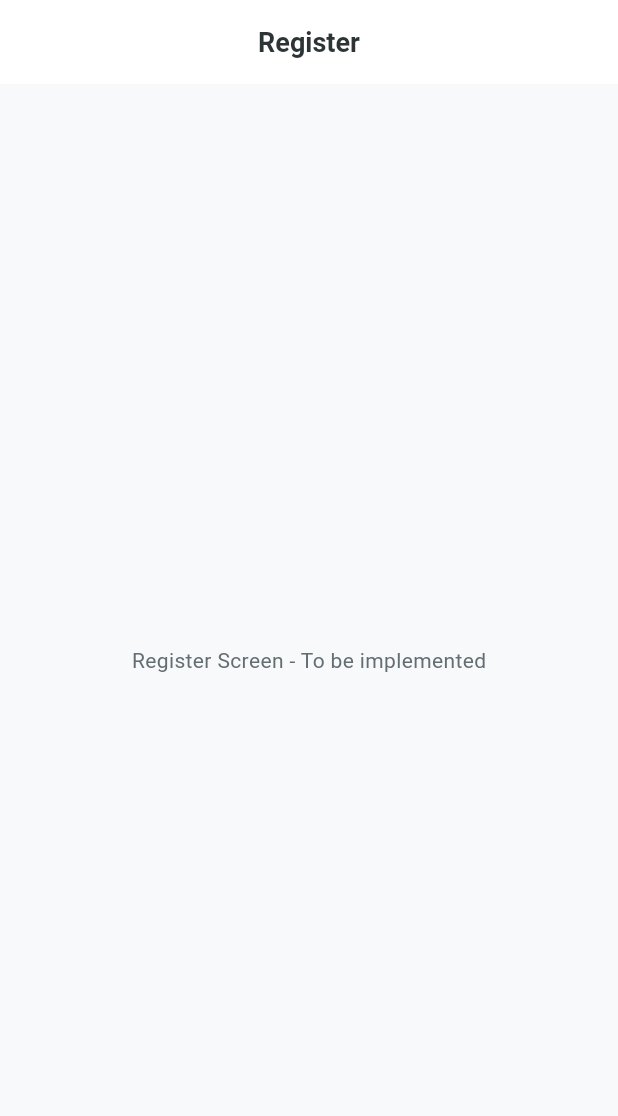
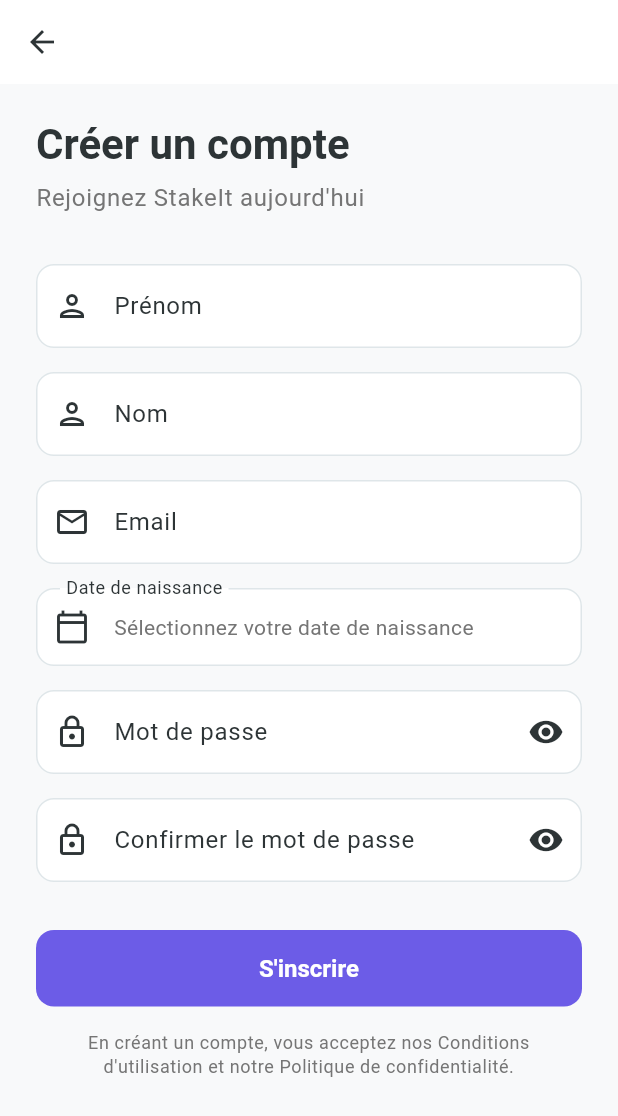
Before and after one commit to ahsina/StakeIt, a Flutter app: the RegisterScreen screen opened by its route, on a phone screen of 412 x 824 dp. Shown: the top 1116 px of the screen. Run offline on Flutter 3.47's test engine with Material 3 defaults, Android fonts, the phone set to English and light mode, and no system bars; our stand-ins replace dio, flutter_riverpod, flutter_secure_storage, freezed_annotation, go_router, logger and 1 more; accounts and stored records are empty; generated files the repository leaves out were written again.

Commit message:
Implement authentication screens with full validation
Add complete login and registration UI:
- SplashScreen with auto-navigation based on auth state
- LoginScreen with email/password form, validation, and error handling
- RegisterScreen with comprehensive registration form (first name,
  last name, email, date of birth with age validation 18+, password
  with strength requirements, confirm password)
- Form validation for all fields
- Loading states during API calls
- Error messages via SnackBar
- Password visibility toggles
- Date picker for birth date
- Proper navigation flow (splash -> login/register -> home)

All screens follow Material 3 design with custom theme and proper
French localization for user-facing text.

```diff
--- a/src/stakeit_mobile/lib/core/router/app_router.dart
+++ b/src/stakeit_mobile/lib/core/router/app_router.dart
@@ -1,6 +1,9 @@
 import 'package:flutter/material.dart';
 import 'package:go_router/go_router.dart';
 import 'package:flutter_riverpod/flutter_riverpod.dart';
+import '../../features/splash/presentation/splash_screen.dart';
+import '../../features/auth/presentation/login_screen.dart';
+import '../../features/auth/presentation/register_screen.dart';
 
 // Route paths
 class AppRoutes {
@@ -122,42 +125,7 @@ final routerProvider = Provider<GoRouter>((ref) {
   );
 });
 
-// Placeholder screens (will be implemented later)
-class SplashScreen extends StatelessWidget {
-  const SplashScreen({super.key});
-
-  @override
-  Widget build(BuildContext context) {
-    return const Scaffold(
-      body: Center(child: CircularProgressIndicator()),
-    );
-  }
-}
-
-class LoginScreen extends StatelessWidget {
-  const LoginScreen({super.key});
-
-  @override
-  Widget build(BuildContext context) {
-    return Scaffold(
-      appBar: AppBar(title: const Text('Login')),
-      body: const Center(child: Text('Login Screen - To be implemented')),
-    );
-  }
-}
-
-class RegisterScreen extends StatelessWidget {
-  const RegisterScreen({super.key});
-
-  @override
-  Widget build(BuildContext context) {
-    return Scaffold(
-      appBar: AppBar(title: const Text('Register')),
-      body: const Center(child: Text('Register Screen - To be implemented')),
-    );
-  }
-}
-
+// Placeholder screens (to be implemented)
 class HomeScreen extends StatelessWidget {
   const HomeScreen({super.key});
 
--- /dev/null
+++ b/src/stakeit_mobile/lib/features/auth/presentation/register_screen.dart
@@ -0,0 +1,298 @@
+import 'package:flutter/material.dart';
+import 'package:flutter_riverpod/flutter_riverpod.dart';
+import 'package:go_router/go_router.dart';
+import '../../../core/router/app_router.dart';
+import '../../../shared/models/user_model.dart';
+import '../data/providers/auth_provider.dart';
+
+class RegisterScreen extends ConsumerStatefulWidget {
+  const RegisterScreen({super.key});
+
+  @override
+  ConsumerState<RegisterScreen> createState() => _RegisterScreenState();
+}
+
+class _RegisterScreenState extends ConsumerState<RegisterScreen> {
+  final _formKey = GlobalKey<FormState>();
+  final _emailController = TextEditingController();
+  final _passwordController = TextEditingController();
+  final _confirmPasswordController = TextEditingController();
+  final _firstNameController = TextEditingController();
+  final _lastNameController = TextEditingController();
+  DateTime? _dateOfBirth;
+  bool _isPasswordVisible = false;
+  bool _isConfirmPasswordVisible = false;
+  bool _isLoading = false;
+
+  @override
+  void dispose() {
+    _emailController.dispose();
+    _passwordController.dispose();
+    _confirmPasswordController.dispose();
+    _firstNameController.dispose();
+    _lastNameController.dispose();
+    super.dispose();
+  }
+
+  Future<void> _selectDateOfBirth() async {
+    final now = DateTime.now();
+    final eighteenYearsAgo = DateTime(now.year - 18, now.month, now.day);
+
+    final date = await showDatePicker(
+      context: context,
+      initialDate: eighteenYearsAgo,
+      firstDate: DateTime(1900),
+      lastDate: eighteenYearsAgo,
+      helpText: 'Date de naissance',
+    );
+
+    if (date != null) {
+      setState(() {
+        _dateOfBirth = date;
+      });
+    }
+  }
+
+  Future<void> _handleRegister() async {
+    if (!_formKey.currentState!.validate()) {
+      return;
+    }
+
+    if (_dateOfBirth == null) {
+      ScaffoldMessenger.of(context).showSnackBar(
+        const SnackBar(
+          content: Text('Veuillez sélectionner votre date de naissance'),
+          backgroundColor: Colors.red,
+        ),
+      );
+      return;
+    }
+
+    setState(() => _isLoading = true);
+
+    try {
+      final request = RegisterRequest(
+        email: _emailController.text.trim(),
+        password: _passwordController.text,
+        firstName: _firstNameController.text.trim(),
+        lastName: _lastNameController.text.trim(),
+        dateOfBirth: _dateOfBirth!,
+      );
+
+      await ref.read(authProvider.notifier).register(request);
+
+      if (!mounted) return;
+
+      // Navigate to home on success
+      context.go(AppRoutes.home);
+    } catch (e) {
+      if (!mounted) return;
+
+      ScaffoldMessenger.of(context).showSnackBar(
+        SnackBar(
+          content: Text(e.toString().replaceAll('Exception: ', '')),
+          backgroundColor: Colors.red,
+        ),
+      );
+    } finally {
+      if (mounted) {
+        setState(() => _isLoading = false);
+      }
+    }
+  }
+
+  @override
+  Widget build(BuildContext context) {
+    return Scaffold(
+      appBar: AppBar(
+        leading: IconButton(
+          icon: const Icon(Icons.arrow_back),
+          onPressed: () => context.go(AppRoutes.login),
+        ),
+      ),
+      body: SafeArea(
+        child: SingleChildScrollView(
+          padding: const EdgeInsets.all(24),
+          child: Form(
+            key: _formKey,
+            child: Column(
+              crossAxisAlignment: CrossAxisAlignment.stretch,
+              children: [
+                // Title
+                Text(
+                  'Créer un compte',
+                  style: Theme.of(context).textTheme.displayMedium,
+                ),
+                const SizedBox(height: 8),
+                Text(
+                  'Rejoignez StakeIt aujourd\'hui',
+                  style: Theme.of(context).textTheme.bodyLarge?.copyWith(
+                        color: Colors.grey[600],
+                      ),
+                ),
+                const SizedBox(height: 32),
+                // First Name
+                TextFormField(
+                  controller: _firstNameController,
+                  decoration: const InputDecoration(
+                    labelText: 'Prénom',
+                    prefixIcon: Icon(Icons.person_outlined),
+                  ),
+                  validator: (value) {
+                    if (value == null || value.isEmpty) {
+                      return 'Veuillez entrer votre prénom';
+                    }
+                    return null;
+                  },
+                ),
+                const SizedBox(height: 16),
+                // Last Name
+                TextFormField(
+                  controller: _lastNameController,
+                  decoration: const InputDecoration(
+                    labelText: 'Nom',
+                    prefixIcon: Icon(Icons.person_outlined),
+                  ),
+                  validator: (value) {
+                    if (value == null || value.isEmpty) {
+                      return 'Veuillez entrer votre nom';
+                    }
+                    return null;
+                  },
+                ),
+                const SizedBox(height: 16),
+                // Email
+                TextFormField(
+                  controller: _emailController,
+                  keyboardType: TextInputType.emailAddress,
+                  decoration: const InputDecoration(
+                    labelText: 'Email',
+                    prefixIcon: Icon(Icons.email_outlined),
+                  ),
+                  validator: (value) {
+                    if (value == null || value.isEmpty) {
+                      return 'Veuillez entrer votre email';
+                    }
+                    if (!value.contains('@')) {
+                      return 'Email invalide';
+                    }
+                    return null;
+                  },
+                ),
+                const SizedBox(height: 16),
+                // Date of Birth
+                InkWell(
+                  onTap: _selectDateOfBirth,
+                  child: InputDecorator(
+                    decoration: const InputDecoration(
+                      labelText: 'Date de naissance',
+                      prefixIcon: Icon(Icons.calendar_today_outlined),
+                    ),
+                    child: Text(
+                      _dateOfBirth == null
+                          ? 'Sélectionnez votre date de naissance'
+                          : '${_dateOfBirth!.day}/${_dateOfBirth!.month}/${_dateOfBirth!.year}',
+                      style: _dateOfBirth == null
+                          ? TextStyle(color: Colors.grey[600])
+                          : null,
+                    ),
+                  ),
+                ),
+                const SizedBox(height: 16),
+                // Password
+                TextFormField(
+                  controller: _passwordController,
+                  obscureText: !_isPasswordVisible,
+                  decoration: InputDecoration(
+                    labelText: 'Mot de passe',
+                    prefixIcon: const Icon(Icons.lock_outlined),
+                    suffixIcon: IconButton(
+                      icon: Icon(
+                        _isPasswordVisible
+                            ? Icons.visibility_off
+                            : Icons.visibility,
+                      ),
+                      onPressed: () {
+                        setState(() {
+                          _isPasswordVisible = !_isPasswordVisible;
+                        });
+                      },
+                    ),
+                  ),
+                  validator: (value) {
+                    if (value == null || value.isEmpty) {
+                      return 'Veuillez entrer un mot de passe';
+                    }
+                    if (value.length < 8) {
+                      return 'Le mot de passe doit contenir au moins 8 caractères';
+                    }
+                    if (!RegExp(r'(?=.*[a-z])(?=.*[A-Z])(?=.*\d)').hasMatch(value)) {
+                      return 'Le mot de passe doit contenir majuscule, minuscule et chiffre';
+                    }
+                    return null;
+                  },
+                ),
+                const SizedBox(height: 16),
+                // Confirm Password
+                TextFormField(
+                  controller: _confirmPasswordController,
+                  obscureText: !_isConfirmPasswordVisible,
+                  decoration: InputDecoration(
+                    labelText: 'Confirmer le mot de passe',
+                    prefixIcon: const Icon(Icons.lock_outlined),
+                    suffixIcon: IconButton(
+                      icon: Icon(
+                        _isConfirmPasswordVisible
+                            ? Icons.visibility_off
+                            : Icons.visibility,
+                      ),
+                      onPressed: () {
+                        setState(() {
+                          _isConfirmPasswordVisible = !_isConfirmPasswordVisible;
+                        });
+                      },
+                    ),
+                  ),
+                  validator: (value) {
+                    if (value == null || value.isEmpty) {
+                      return 'Veuillez confirmer votre mot de passe';
+                    }
+                    if (value != _passwordController.text) {
+                      return 'Les mots de passe ne correspondent pas';
+                    }
+                    return null;
+                  },
+                ),
+                const SizedBox(height: 32),
+                // Register Button
+                ElevatedButton(
+                  onPressed: _isLoading ? null : _handleRegister,
+                  child: _isLoading
+                      ? const SizedBox(
+                          height: 20,
+                          width: 20,
+                          child: CircularProgressIndicator(
+                            strokeWidth: 2,
+                            valueColor:
+                                AlwaysStoppedAnimation<Color>(Colors.white),
+                          ),
+                        )
+                      : const Text('S\'inscrire'),
+                ),
+                const SizedBox(height: 16),
+                // Terms and Privacy
+                Text(
+                  'En créant un compte, vous acceptez nos Conditions d\'utilisation et notre Politique de confidentialité.',
+                  style: Theme.of(context).textTheme.bodySmall?.copyWith(
+                        color: Colors.grey[600],
+                      ),
+                  textAlign: TextAlign.center,
+                ),
+              ],
+            ),
+          ),
+        ),
+      ),
+    );
+  }
+}
```
Also changed, not shown: src/stakeit_mobile/lib/features/auth/presentation/login_screen.dart (added, +210 -0 lines), src/stakeit_mobile/lib/features/splash/presentation/splash_screen.dart (added, +84 -0 lines).
